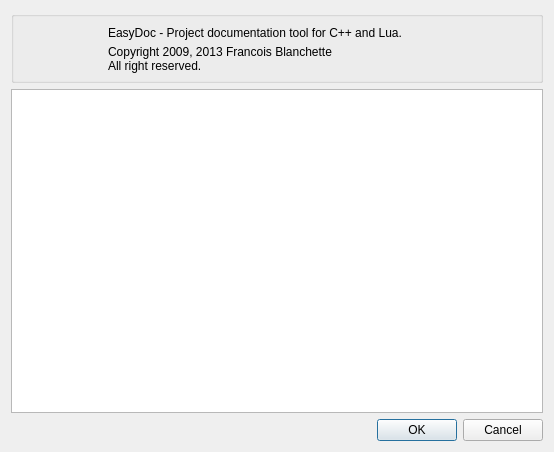
This is src/easydoc/DlgAbout.ui in cfrankb/lgck-src as Qt 5 draws it before an edit. The edited form follows.
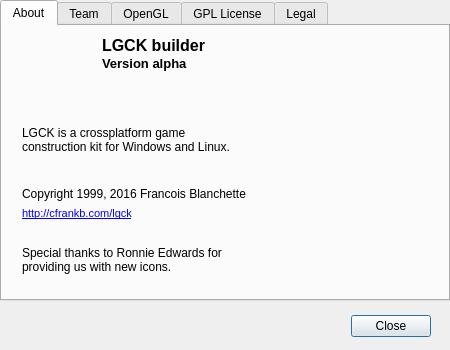
This is the edited form. Icons and pictures are not drawn.

Diff of the .ui file:
```diff
--- a/src/easydoc/DlgAbout.ui
+++ b/src/easydoc/DlgAbout.ui
@@ -6,94 +6,441 @@
    <rect>
     <x>0</x>
     <y>0</y>
-    <width>554</width>
-    <height>452</height>
+    <width>450</width>
+    <height>350</height>
    </rect>
   </property>
+  <property name="minimumSize">
+   <size>
+    <width>350</width>
+    <height>350</height>
+   </size>
+  </property>
+  <property name="maximumSize">
+   <size>
+    <width>450</width>
+    <height>350</height>
+   </size>
+  </property>
   <property name="windowTitle">
    <string>About</string>
   </property>
-  <layout class="QVBoxLayout" name="verticalLayout">
-   <item>
-    <widget class="QGroupBox" name="groupBox">
-     <property name="minimumSize">
-      <size>
-       <width>0</width>
-       <height>72</height>
-      </size>
+  <property name="windowIcon">
+   <iconset resource="easydoc.qrc">
+    <normaloff>:/images/lgckbuilder64ronnie2.png</normaloff>:/images/lgckbuilder64ronnie2.png</iconset>
+  </property>
+  <widget class="QDialogButtonBox" name="buttonBox">
+   <property name="geometry">
+    <rect>
+     <x>150</x>
+     <y>310</y>
+     <width>281</width>
+     <height>32</height>
+    </rect>
+   </property>
+   <property name="orientation">
+    <enum>Qt::Horizontal</enum>
+   </property>
+   <property name="standardButtons">
+    <set>QDialogButtonBox::Close</set>
+   </property>
+  </widget>
+  <widget class="QTabWidget" name="tabWidget">
+   <property name="geometry">
+    <rect>
+     <x>0</x>
+     <y>0</y>
+     <width>450</width>
+     <height>301</height>
+    </rect>
+   </property>
+   <property name="currentIndex">
+    <number>0</number>
+   </property>
+   <widget class="QWidget" name="tab">
+    <attribute name="title">
+     <string>About</string>
+    </attribute>
+    <widget class="QLabel" name="label_4">
+     <property name="geometry">
+      <rect>
+       <x>20</x>
+       <y>100</y>
+       <width>231</width>
+       <height>31</height>
+      </rect>
      </property>
-     <property name="title">
+     <property name="text">
+      <string>LGCK is a crossplatform game construction kit for Windows and Linux.</string>
+     </property>
+     <property name="alignment">
+      <set>Qt::AlignLeading|Qt::AlignLeft|Qt::AlignTop</set>
+     </property>
+     <property name="wordWrap">
+      <bool>true</bool>
+     </property>
+    </widget>
+    <widget class="QLabel" name="label_7">
+     <property name="geometry">
+      <rect>
+       <x>20</x>
+       <y>180</y>
+       <width>261</width>
+       <height>16</height>
+      </rect>
+     </property>
+     <property name="text">
+      <string>&lt;!DOCTYPE HTML PUBLIC &quot;-//W3C//DTD HTML 4.0//EN&quot; &quot;http://www.w3.org/TR/REC-html40/strict.dtd&quot;&gt;
+&lt;html&gt;&lt;head&gt;&lt;meta name=&quot;qrichtext&quot; content=&quot;1&quot; /&gt;&lt;style type=&quot;text/css&quot;&gt;
+p, li { white-space: pre-wrap; }
+&lt;/style&gt;&lt;/head&gt;&lt;body style=&quot; font-family:'Sans Serif'; font-size:9pt; font-weight:400; font-style:normal;&quot;&gt;
+&lt;table border=&quot;0&quot; style=&quot;-qt-table-type: root; margin-top:4px; margin-bottom:4px; margin-left:4px; margin-right:4px;&quot;&gt;
+&lt;tr&gt;
+&lt;td style=&quot;border: none;&quot;&gt;
+&lt;p style=&quot; margin-top:0px; margin-bottom:0px; margin-left:0px; margin-right:0px; -qt-block-indent:0; text-indent:0px;&quot;&gt;&lt;a href=&quot;http://www.sassociations.net/cfrankb/lgck&quot;&gt;&lt;span style=&quot; font-size:8pt; text-decoration: underline; color:#0000ff;&quot;&gt;http://cfrankb.com/lgck&lt;/span&gt;&lt;/a&gt;&lt;/p&gt;&lt;/td&gt;&lt;/tr&gt;&lt;/table&gt;&lt;/body&gt;&lt;/html&gt;</string>
+     </property>
+     <property name="openExternalLinks">
+      <bool>true</bool>
+     </property>
+    </widget>
+    <widget class="QLabel" name="label_1">
+     <property name="geometry">
+      <rect>
+       <x>20</x>
+       <y>0</y>
+       <width>71</width>
+       <height>81</height>
+      </rect>
+     </property>
+     <property name="text">
       <string/>
      </property>
-     <property name="flat">
+     <property name="pixmap">
+      <pixmap resource="obl5edit.qrc">:/images/lgckbuilder64ronnie2.png</pixmap>
+     </property>
+    </widget>
+    <widget class="QLabel" name="label_2">
+     <property name="geometry">
+      <rect>
+       <x>100</x>
+       <y>10</y>
+       <width>141</width>
+       <height>20</height>
+      </rect>
+     </property>
+     <property name="text">
+      <string>&lt;!DOCTYPE HTML PUBLIC &quot;-//W3C//DTD HTML 4.0//EN&quot; &quot;http://www.w3.org/TR/REC-html40/strict.dtd&quot;&gt;
+&lt;html&gt;&lt;head&gt;&lt;meta name=&quot;qrichtext&quot; content=&quot;1&quot; /&gt;&lt;style type=&quot;text/css&quot;&gt;
+p, li { white-space: pre-wrap; }
+&lt;/style&gt;&lt;/head&gt;&lt;body style=&quot; font-family:'Sans Serif'; font-size:10pt; font-weight:400; font-style:normal;&quot;&gt;
+&lt;p style=&quot; margin-top:0px; margin-bottom:0px; margin-left:0px; margin-right:0px; -qt-block-indent:0; text-indent:0px;&quot;&gt;&lt;span style=&quot; font-size:12pt; font-weight:600;&quot;&gt;LGCK builder&lt;/span&gt;&lt;/p&gt;&lt;/body&gt;&lt;/html&gt;</string>
+     </property>
+     <property name="textFormat">
+      <enum>Qt::RichText</enum>
+     </property>
+     <property name="scaledContents">
+      <bool>false</bool>
+     </property>
+    </widget>
+    <widget class="QLabel" name="sVersion">
+     <property name="geometry">
+      <rect>
+       <x>100</x>
+       <y>30</y>
+       <width>131</width>
+       <height>16</height>
+      </rect>
+     </property>
+     <property name="text">
+      <string>&lt;!DOCTYPE HTML PUBLIC &quot;-//W3C//DTD HTML 4.0//EN&quot; &quot;http://www.w3.org/TR/REC-html40/strict.dtd&quot;&gt;
+&lt;html&gt;&lt;head&gt;&lt;meta name=&quot;qrichtext&quot; content=&quot;1&quot; /&gt;&lt;style type=&quot;text/css&quot;&gt;
+p, li { white-space: pre-wrap; }
+&lt;/style&gt;&lt;/head&gt;&lt;body style=&quot; font-family:'Sans Serif'; font-size:10pt; font-weight:400; font-style:normal;&quot;&gt;
+&lt;p style=&quot; margin-top:0px; margin-bottom:0px; margin-left:0px; margin-right:0px; -qt-block-indent:0; text-indent:0px;&quot;&gt;&lt;span style=&quot; font-weight:600;&quot;&gt;Version alpha&lt;/span&gt;&lt;/p&gt;&lt;/body&gt;&lt;/html&gt;</string>
+     </property>
+    </widget>
+    <widget class="QLabel" name="label_5">
+     <property name="geometry">
+      <rect>
+       <x>20</x>
+       <y>160</y>
+       <width>241</width>
+       <height>16</height>
+      </rect>
+     </property>
+     <property name="text">
+      <string>Copyright 1999, 2016 Francois Blanchette</string>
+     </property>
+    </widget>
+    <widget class="QLabel" name="label">
+     <property name="geometry">
+      <rect>
+       <x>20</x>
+       <y>220</y>
+       <width>231</width>
+       <height>31</height>
+      </rect>
+     </property>
+     <property name="text">
+      <string>Special thanks to Ronnie Edwards for providing us with new icons.</string>
+     </property>
+     <property name="alignment">
+      <set>Qt::AlignLeading|Qt::AlignLeft|Qt::AlignTop</set>
+     </property>
+     <property name="wordWrap">
       <bool>true</bool>
      </property>
-     <widget class="QLabel" name="label">
-      <property name="geometry">
-       <rect>
-        <x>10</x>
-        <y>0</y>
-        <width>71</width>
-        <height>71</height>
-       </rect>
-      </property>
+    </widget>
+    <widget class="QLabel" name="label_3">
+     <property name="geometry">
+      <rect>
+       <x>270</x>
+       <y>0</y>
+       <width>161</width>
+       <height>261</height>
+      </rect>
+     </property>
+     <property name="text">
+      <string/>
+     </property>
+     <property name="pixmap">
+      <pixmap resource="obl5edit.qrc">:/images/0000-1.png</pixmap>
+     </property>
+    </widget>
+   </widget>
+   <widget class="QWidget" name="tab_3">
+    <attribute name="title">
+     <string>Team</string>
+    </attribute>
+    <widget class="QTreeWidget" name="treeTeam">
+     <property name="geometry">
+      <rect>
+       <x>0</x>
+       <y>10</y>
+       <width>311</width>
+       <height>201</height>
+      </rect>
+     </property>
+     <property name="toolTip">
+      <string/>
+     </property>
+     <property name="verticalScrollBarPolicy">
+      <enum>Qt::ScrollBarAsNeeded</enum>
+     </property>
+     <property name="horizontalScrollBarPolicy">
+      <enum>Qt::ScrollBarAlwaysOff</enum>
+     </property>
+     <property name="editTriggers">
+      <set>QAbstractItemView::NoEditTriggers</set>
+     </property>
+     <property name="tabKeyNavigation">
+      <bool>true</bool>
+     </property>
+     <property name="alternatingRowColors">
+      <bool>true</bool>
+     </property>
+     <property name="uniformRowHeights">
+      <bool>true</bool>
+     </property>
+     <property name="sortingEnabled">
+      <bool>false</bool>
+     </property>
+     <property name="headerHidden">
+      <bool>true</bool>
+     </property>
+     <attribute name="headerVisible">
+      <bool>false</bool>
+     </attribute>
+     <attribute name="headerDefaultSectionSize">
+      <number>150</number>
+     </attribute>
+     <column>
       <property name="text">
-       <string/>
+       <string notr="true">1</string>
       </property>
-      <property name="pixmap">
-       <pixmap resource="easyDoc.qrc">:/images/active.png</pixmap>
-      </property>
-     </widget>
-     <widget class="QLabel" name="label_2">
-      <property name="geometry">
-       <rect>
-        <x>97</x>
-        <y>12</y>
-        <width>311</width>
-        <height>20</height>
-       </rect>
-      </property>
-      <property name="text">
-       <string>EasyDoc - Project documentation tool for C++ and Lua. </string>
-      </property>
-     </widget>
-     <widget class="QLabel" name="label_4">
-      <property name="geometry">
-       <rect>
-        <x>97</x>
-        <y>32</y>
-        <width>291</width>
-        <height>31</height>
-       </rect>
-      </property>
-      <property name="text">
-       <string>Copyright 2009, 2013 Francois Blanchette
-All right reserved.</string>
-      </property>
-     </widget>
+     </column>
     </widget>
-   </item>
-   <item>
+    <widget class="QLabel" name="label_6">
+     <property name="geometry">
+      <rect>
+       <x>280</x>
+       <y>10</y>
+       <width>151</width>
+       <height>241</height>
+      </rect>
+     </property>
+     <property name="text">
+      <string/>
+     </property>
+     <property name="pixmap">
+      <pixmap resource="obl5edit.qrc">:/images/girlsm-tr.png</pixmap>
+     </property>
+    </widget>
+    <widget class="QLabel" name="label_8">
+     <property name="geometry">
+      <rect>
+       <x>10</x>
+       <y>220</y>
+       <width>301</width>
+       <height>31</height>
+      </rect>
+     </property>
+     <property name="text">
+      <string>Join today and help us create the world's best open source game construction kit ever !</string>
+     </property>
+     <property name="textFormat">
+      <enum>Qt::AutoText</enum>
+     </property>
+     <property name="wordWrap">
+      <bool>true</bool>
+     </property>
+    </widget>
+   </widget>
+   <widget class="QWidget" name="tab_5">
+    <attribute name="title">
+     <string>OpenGL</string>
+    </attribute>
+    <widget class="QLabel" name="label_9">
+     <property name="geometry">
+      <rect>
+       <x>20</x>
+       <y>20</y>
+       <width>49</width>
+       <height>11</height>
+      </rect>
+     </property>
+     <property name="text">
+      <string>vendor</string>
+     </property>
+    </widget>
+    <widget class="QLabel" name="label_11">
+     <property name="geometry">
+      <rect>
+       <x>20</x>
+       <y>100</y>
+       <width>49</width>
+       <height>11</height>
+      </rect>
+     </property>
+     <property name="text">
+      <string>version</string>
+     </property>
+    </widget>
+    <widget class="QLabel" name="label_12">
+     <property name="geometry">
+      <rect>
+       <x>20</x>
+       <y>140</y>
+       <width>81</width>
+       <height>16</height>
+      </rect>
+     </property>
+     <property name="text">
+      <string>extensions</string>
+     </property>
+    </widget>
+    <widget class="QLabel" name="label_10">
+     <property name="geometry">
+      <rect>
+       <x>20</x>
+       <y>60</y>
+       <width>49</width>
+       <height>11</height>
+      </rect>
+     </property>
+     <property name="text">
+      <string>renderer</string>
+     </property>
+    </widget>
+    <widget class="QLabel" name="sOpenGLVersion">
+     <property name="geometry">
+      <rect>
+       <x>100</x>
+       <y>100</y>
+       <width>281</width>
+       <height>16</height>
+      </rect>
+     </property>
+     <property name="text">
+      <string>TextLabel</string>
+     </property>
+    </widget>
+    <widget class="QLabel" name="sOpenGLRenderer">
+     <property name="geometry">
+      <rect>
+       <x>100</x>
+       <y>60</y>
+       <width>291</width>
+       <height>16</height>
+      </rect>
+     </property>
+     <property name="text">
+      <string>TextLabel</string>
+     </property>
+    </widget>
+    <widget class="QListWidget" name="cbExtensions">
+     <property name="geometry">
+      <rect>
+       <x>100</x>
+       <y>140</y>
+       <width>301</width>
+       <height>101</height>
+      </rect>
+     </property>
+    </widget>
+    <widget class="QLabel" name="sOpenGLVendor">
+     <property name="geometry">
+      <rect>
+       <x>100</x>
+       <y>20</y>
+       <width>291</width>
+       <height>16</height>
+      </rect>
+     </property>
+     <property name="text">
+      <string>TextLabel</string>
+     </property>
+    </widget>
+   </widget>
+   <widget class="QWidget" name="tab_2">
+    <attribute name="title">
+     <string>GPL License</string>
+    </attribute>
     <widget class="QPlainTextEdit" name="eLicense">
-     <property name="enabled">
-      <bool>true</bool>
+     <property name="geometry">
+      <rect>
+       <x>0</x>
+       <y>-2</y>
+       <width>431</width>
+       <height>281</height>
+      </rect>
      </property>
-     <property name="readOnly">
-      <bool>true</bool>
+     <property name="plainText">
+      <string>&lt;&lt;insert license here&gt;&gt;</string>
      </property>
     </widget>
-   </item>
-   <item>
-    <widget class="QDialogButtonBox" name="buttonBox">
-     <property name="orientation">
-      <enum>Qt::Horizontal</enum>
+   </widget>
+   <widget class="QWidget" name="tab_4">
+    <attribute name="title">
+     <string>Legal</string>
+    </attribute>
+    <widget class="QPlainTextEdit" name="eLegal">
+     <property name="geometry">
+      <rect>
+       <x>0</x>
+       <y>0</y>
+       <width>431</width>
+       <height>281</height>
+      </rect>
      </property>
-     <property name="standardButtons">
-      <set>QDialogButtonBox::Cancel|QDialogButtonBox::Ok</set>
+     <property name="font">
+      <font>
+       <pointsize>8</pointsize>
+      </font>
      </property>
     </widget>
-   </item>
-  </layout>
+   </widget>
+  </widget>
  </widget>
  <resources>
   <include location="easyDoc.qrc"/>
```
Left out of the diff: 7 changed lines with no effect on the pictures.
